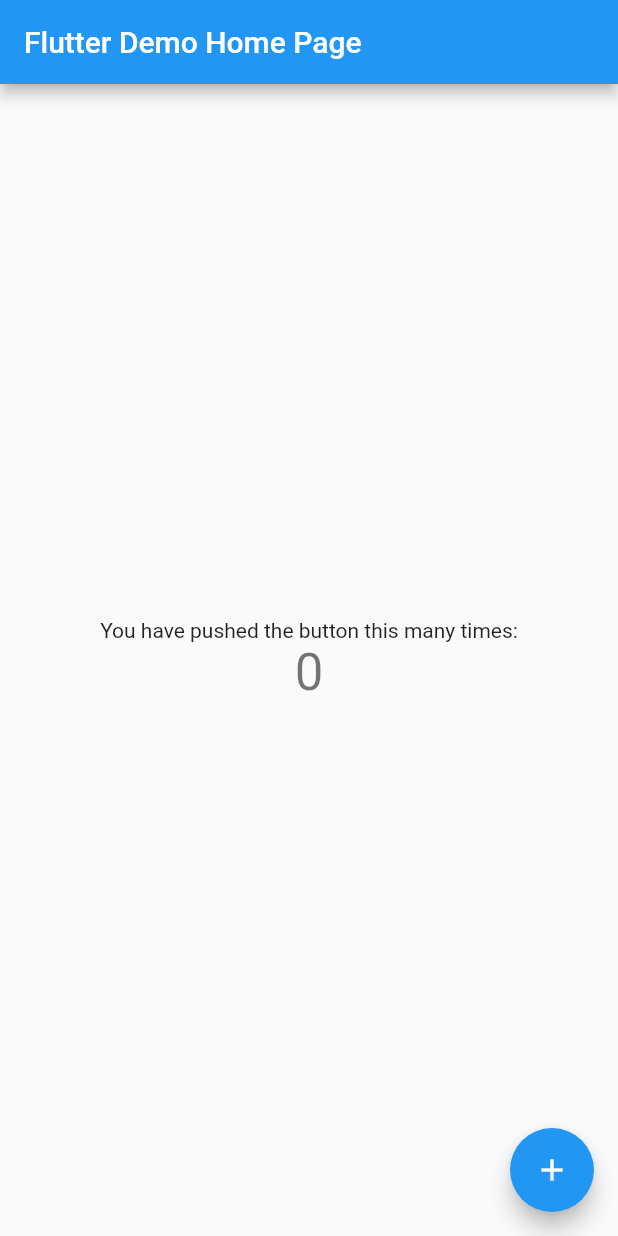
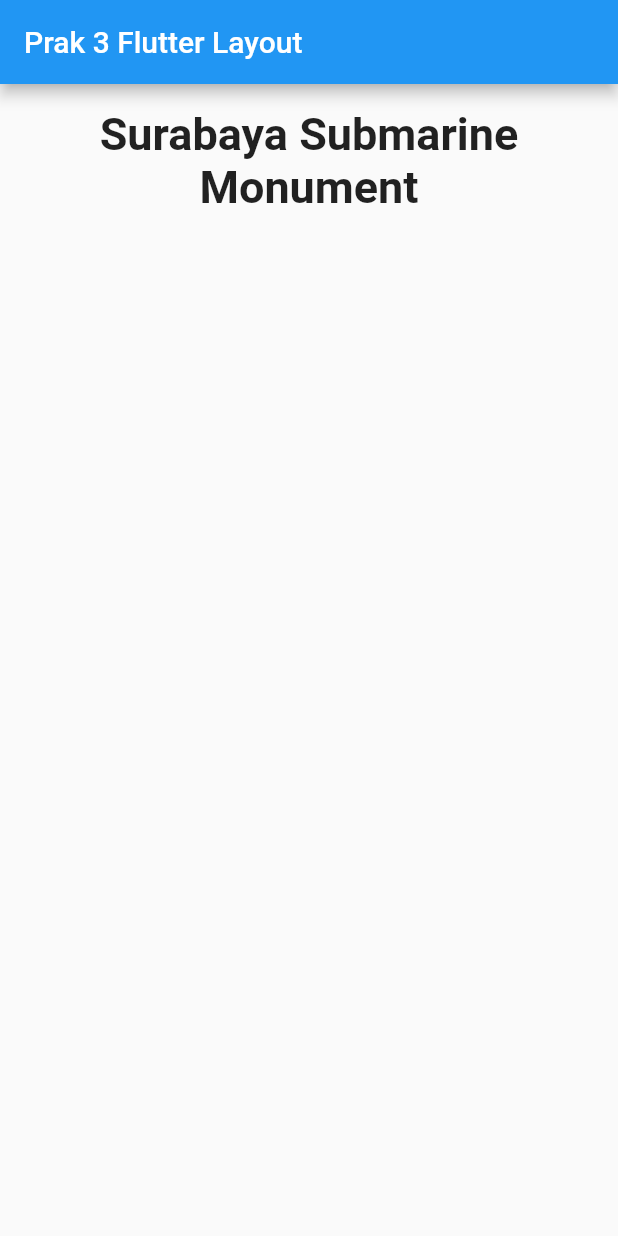
Before and after one commit to superrexy/flutter_wppb, a Flutter app: the screen it shows after launch, on a phone screen of 412 x 824 dp. Run offline on Flutter 3.47's test engine with Material 2 defaults, Android fonts, the phone set to English and light mode, and no system bars.

Commit message:
percobaan 1 done

```diff
--- a/lib/main.dart
+++ b/lib/main.dart
@@ -24,92 +24,35 @@
         // is not restarted.
         primarySwatch: Colors.blue,
       ),
-      home: const MyHomePage(title: 'Flutter Demo Home Page'),
+      home: const DetailPage(),
     );
   }
 }
 
-class MyHomePage extends StatefulWidget {
-  const MyHomePage({Key? key, required this.title}) : super(key: key);
-
-  // This widget is the home page of your application. It is stateful, meaning
-  // that it has a State object (defined below) that contains fields that affect
-  // how it looks.
-
-  // This class is the configuration for the state. It holds the values (in this
-  // case the title) provided by the parent (in this case the App widget) and
-  // used by the build method of the State. Fields in a Widget subclass are
-  // always marked "final".
-
-  final String title;
-
-  @override
-  State<MyHomePage> createState() => _MyHomePageState();
-}
-
-class _MyHomePageState extends State<MyHomePage> {
-  int _counter = 0;
-
-  void _incrementCounter() {
-    setState(() {
-      // This call to setState tells the Flutter framework that something has
-      // changed in this State, which causes it to rerun the build method below
-      // so that the display can reflect the updated values. If we changed
-      // _counter without calling setState(), then the build method would not be
-      // called again, and so nothing would appear to happen.
-      _counter++;
-    });
-  }
+class DetailPage extends StatelessWidget {
+  const DetailPage({Key? key}) : super(key: key);
 
   @override
   Widget build(BuildContext context) {
-    // This method is rerun every time setState is called, for instance as done
-    // by the _incrementCounter method above.
-    //
-    // The Flutter framework has been optimized to make rerunning build methods
-    // fast, so that you can just rebuild anything that needs updating rather
-    // than having to individually change instances of widgets.
     return Scaffold(
-      appBar: AppBar(
-        // Here we take the value from the MyHomePage object that was created by
-        // the App.build method, and use it to set our appbar title.
-        title: Text(widget.title),
-      ),
-      body: Center(
-        // Center is a layout widget. It takes a single child and positions it
-        // in the middle of the parent.
-        child: Column(
-          // Column is also a layout widget. It takes a list of children and
-          // arranges them vertically. By default, it sizes itself to fit its
-          // children horizontally, and tries to be as tall as its parent.
-          //
-          // Invoke "debug painting" (press "p" in the console, choose the
-          // "Toggle Debug Paint" action from the Flutter Inspector in Android
-          // Studio, or the "Toggle Debug Paint" command in Visual Studio Code)
-          // to see the wireframe for each widget.
-          //
-          // Column has various properties to control how it sizes itself and
-          // how it positions its children. Here we use mainAxisAlignment to
-          // center the children vertically; the main axis here is the vertical
-          // axis because Columns are vertical (the cross axis would be
-          // horizontal).
-          mainAxisAlignment: MainAxisAlignment.center,
-          children: <Widget>[
-            const Text(
-              'You have pushed the button this many times:',
+        appBar: AppBar(
+          title: Text("Prak 3 Flutter Layout"),
+        ),
+        body: SafeArea(
+          child:
+              Column(crossAxisAlignment: CrossAxisAlignment.stretch, children: [
+            Container(
+              margin: EdgeInsets.only(top: 16),
+              child: const Text(
+                "Surabaya Submarine Monument",
+                textAlign: TextAlign.center,
+                style: TextStyle(
+                  fontSize: 30,
+                  fontWeight: FontWeight.bold,
+                ),
+              ),
             ),
-            Text(
-              '$_counter',
-              style: Theme.of(context).textTheme.headline4,
-            ),
-          ],
-        ),
-      ),
-      floatingActionButton: FloatingActionButton(
-        onPressed: _incrementCounter,
-        tooltip: 'Increment',
-        child: const Icon(Icons.add),
-      ), // This trailing comma makes auto-formatting nicer for build methods.
-    );
+          ]),
+        ));
   }
 }
```
